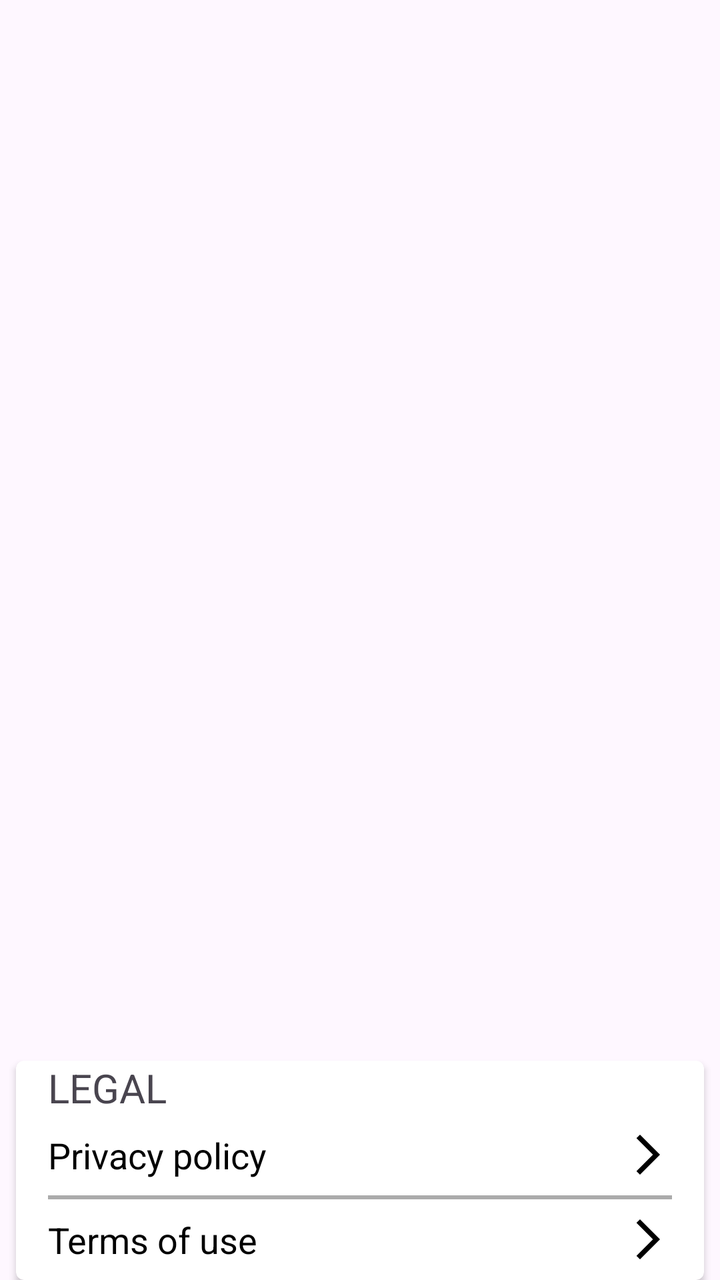
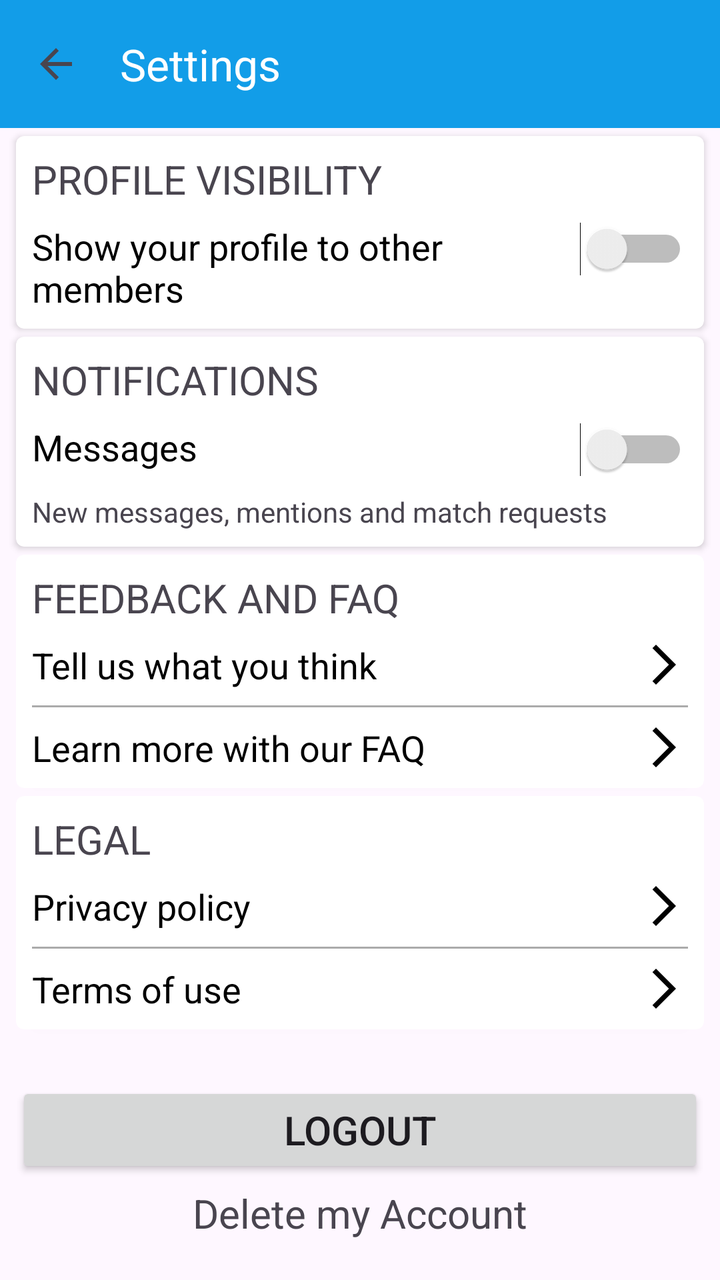

Compare the two renders of this Android layout. The source of the first and the diff that turns it into the second are given below.
<!-- AndroidManifest.xml: application theme Theme.MSApplication -->
<!-- res/layout/activity_settings.xml -->
<?xml version="1.0" encoding="utf-8"?>
<androidx.constraintlayout.widget.ConstraintLayout
    xmlns:android="http://schemas.android.com/apk/res/android"
    xmlns:app="http://schemas.android.com/apk/res-auto"
    xmlns:tools="http://schemas.android.com/tools"
    android:layout_width="match_parent"
    android:layout_height="match_parent"
    tools:context=".SettingsActivity"
    android:layout_marginVertical="16dp">



    <androidx.cardview.widget.CardView
        android:layout_width="match_parent"
        android:layout_height="wrap_content"
        android:layout_marginHorizontal="8dp"
        android:elevation="4dp"
        app:cardCornerRadius="4dp"
        app:layout_constraintBottom_toBottomOf="parent"
        app:layout_constraintStart_toStartOf="parent"
        app:layout_constraintEnd_toEndOf="parent">

        <LinearLayout
            android:layout_width="match_parent"
            android:layout_height="wrap_content"
            android:orientation="vertical"
            android:paddingHorizontal="16dp">
            <TextView
                android:layout_width="wrap_content"
                android:layout_height="wrap_content"
                android:text="LEGAL"
                android:textSize="20sp"/>

            <LinearLayout
                android:layout_width="match_parent"
                android:layout_height="wrap_content"
                android:orientation="horizontal"
                android:layout_marginVertical="8dp">

                <TextView
                    android:layout_width="wrap_content"
                    android:layout_height="wrap_content"
                    android:layout_weight="1"
                    android:text="Privacy policy"
                    android:textColor="@color/black"
                    android:textSize="18sp"/>

                <ImageButton
                    android:layout_width="wrap_content"
                    android:layout_height="wrap_content"
                    android:src="@drawable/ic_arrow_forward"
                    android:background="@color/white"
                    android:layout_gravity="end"/>
            </LinearLayout>

            <androidx.appcompat.widget.AppCompatImageView
                android:layout_width="match_parent"
                android:layout_height="2dp"
                android:alpha="0.5"
                android:background="#585858" />


            <LinearLayout
                android:layout_width="match_parent"
                android:layout_height="wrap_content"
                android:orientation="horizontal"
                android:layout_marginVertical="8dp">

                <TextView
                    android:layout_width="wrap_content"
                    android:layout_height="wrap_content"
                    android:layout_weight="1"
                    android:text="Terms of use"
                    android:textColor="@color/black"
                    android:textSize="18sp"/>

                <ImageButton
                    android:layout_width="wrap_content"
                    android:layout_height="wrap_content"
                    android:src="@drawable/ic_arrow_forward"
                    android:background="@color/white"
                    android:layout_gravity="end"/>
            </LinearLayout>
        </LinearLayout>
    </androidx.cardview.widget.CardView>


</androidx.constraintlayout.widget.ConstraintLayout>
<!-- resources referenced by this layout -->
<resources>
  <color name="black">#FF000000</color>
  <color name="white">#FFFFFFFF</color>
  <!-- drawable ic_arrow_forward (drawable) -->
  <vector android:autoMirrored="true" android:height="24dp"
      android:tint="#000000" android:viewportHeight="24"
      android:viewportWidth="24" android:width="24dp" xmlns:android="http://schemas.android.com/apk/res/android">
      <path android:fillColor="@android:color/white" android:pathData="M6.23,20.23l1.77,1.77l10,-10l-10,-10l-1.77,1.77l8.23,8.23z"/>
  </vector>
  <style name="Theme.MSApplication" parent="Base.Theme.MSApplication" />
  <style name="Base.Theme.MSApplication" parent="Theme.Material3.DayNight.NoActionBar">
          
          
          <item name="colorPrimary">@color/Cinnabar</item>
          <item name="colorPrimaryVariant">@color/Jaffa</item>
          <item name="android:statusBarColor">@color/PrimaryColor</item>
      </style>
  <color name="Cinnabar">#129DE8</color>
  <color name="Jaffa">#129DE8</color>
  <color name="PrimaryColor">#129DE8</color>
</resources>

<!-- the commit's change to res/layout/activity_settings.xml (unified diff, before → after) -->
@@ -5,18 +5,32 @@
     xmlns:tools="http://schemas.android.com/tools"
     android:layout_width="match_parent"
     android:layout_height="match_parent"
-    tools:context=".SettingsActivity"
-    android:layout_marginVertical="16dp">
-
-
+    tools:context=".SettingsActivity">
+
+    <androidx.appcompat.widget.Toolbar
+        android:id="@+id/toolbar"
+        android:layout_width="match_parent"
+        android:layout_height="?attr/actionBarSize"
+        android:background="?attr/colorPrimary"
+        android:elevation="4dp"
+        app:layout_collapseMode="pin"
+        app:layout_constraintEnd_toEndOf="parent"
+        app:layout_constraintStart_toStartOf="parent"
+        app:layout_constraintTop_toTopOf="parent"
+        app:navigationIcon="?android:attr/homeAsUpIndicator"
+        app:title="Settings"
+        app:titleTextColor="@android:color/white"/>
 
     <androidx.cardview.widget.CardView
-        android:layout_width="match_parent"
-        android:layout_height="wrap_content"
-        android:layout_marginHorizontal="8dp"
+        android:id="@+id/profileVisibility"
+        android:layout_width="match_parent"
+        android:layout_height="wrap_content"
+        android:layout_marginHorizontal="8dp"
+        android:layout_marginVertical="4dp"
+        android:paddingTop="16dp"
         android:elevation="4dp"
         app:cardCornerRadius="4dp"
-        app:layout_constraintBottom_toBottomOf="parent"
+        app:layout_constraintTop_toBottomOf="@id/toolbar"
         app:layout_constraintStart_toStartOf="parent"
         app:layout_constraintEnd_toEndOf="parent">
 
@@ -24,11 +38,12 @@
             android:layout_width="match_parent"
             android:layout_height="wrap_content"
             android:orientation="vertical"
-            android:paddingHorizontal="16dp">
+            android:paddingHorizontal="8dp">
             <TextView
                 android:layout_width="wrap_content"
                 android:layout_height="wrap_content"
-                android:text="LEGAL"
+                android:text="PROFILE VISIBILITY"
+                android:layout_marginTop="8dp"
                 android:textSize="20sp"/>
 
             <LinearLayout
@@ -41,7 +56,110 @@
                     android:layout_width="wrap_content"
                     android:layout_height="wrap_content"
                     android:layout_weight="1"
-                    android:text="Privacy policy"
+                    android:text="Show your profile to other members"
+                    android:textColor="@color/black"
+                    android:textSize="18sp"/>
+
+               <Switch
+                   android:layout_width="wrap_content"
+                   android:layout_height="wrap_content"
+                   android:layout_gravity="end" />
+
+            </LinearLayout>
+
+        </LinearLayout>
+    </androidx.cardview.widget.CardView>
+
+    <androidx.cardview.widget.CardView
+        android:id="@+id/notifications"
+        android:layout_width="match_parent"
+        android:layout_height="wrap_content"
+        android:layout_marginHorizontal="8dp"
+        android:layout_marginVertical="4dp"
+        android:elevation="4dp"
+        app:cardCornerRadius="4dp"
+        app:layout_constraintTop_toBottomOf="@id/profileVisibility"
+        app:layout_constraintStart_toStartOf="parent"
+        app:layout_constraintEnd_toEndOf="parent">
+
+        <LinearLayout
+            android:layout_width="match_parent"
+            android:layout_height="wrap_content"
+            android:orientation="vertical"
+            android:paddingHorizontal="8dp">
+            <TextView
+                android:layout_width="wrap_content"
+                android:layout_height="wrap_content"
+                android:layout_marginTop="8dp"
+                android:text="NOTIFICATIONS"
+                android:textSize="20sp"/>
+
+            <LinearLayout
+                android:layout_width="match_parent"
+                android:layout_height="wrap_content"
+                android:orientation="horizontal"
+                android:layout_marginVertical="8dp">
+
+                <TextView
+                    android:layout_width="wrap_content"
+                    android:layout_height="wrap_content"
+                    android:layout_weight="1"
+                    android:text="Messages"
+                    android:textColor="@color/black"
+                    android:textSize="18sp"/>
+
+                <Switch
+                    android:layout_width="wrap_content"
+                    android:layout_height="wrap_content"
+                    android:layout_gravity="end" />
+
+            </LinearLayout>
+
+            <TextView
+                android:layout_width="match_parent"
+                android:layout_height="wrap_content"
+                android:layout_marginBottom="8dp"
+                android:text="New messages, mentions and match requests"/>
+
+        </LinearLayout>
+    </androidx.cardview.widget.CardView>
+
+    <androidx.cardview.widget.CardView
+        android:id="@+id/feedback_faq"
+        android:layout_width="match_parent"
+        android:layout_height="wrap_content"
+        android:layout_marginHorizontal="8dp"
+        android:layout_marginVertical="4dp"
+
+        android:elevation="4dp"
+        app:cardCornerRadius="4dp"
+        app:layout_constraintTop_toBottomOf="@id/notifications"
+        app:layout_constraintStart_toStartOf="parent"
+        app:layout_constraintEnd_toEndOf="parent">
+
+        <LinearLayout
+            android:layout_width="match_parent"
+            android:layout_height="wrap_content"
+            android:orientation="vertical"
+            android:paddingHorizontal="8dp">
+            <TextView
+                android:layout_width="wrap_content"
+                android:layout_height="wrap_content"
+                android:layout_marginTop="8dp"
+                android:text="FEEDBACK AND FAQ"
+                android:textSize="20sp"/>
+
+            <LinearLayout
+                android:layout_width="match_parent"
+                android:layout_height="wrap_content"
+                android:orientation="horizontal"
+                android:layout_marginVertical="8dp">
+
+                <TextView
+                    android:layout_width="wrap_content"
+                    android:layout_height="wrap_content"
+                    android:layout_weight="1"
+                    android:text="Tell us what you think"
                     android:textColor="@color/black"
                     android:textSize="18sp"/>
 
@@ -55,7 +173,7 @@
 
             <androidx.appcompat.widget.AppCompatImageView
                 android:layout_width="match_parent"
-                android:layout_height="2dp"
+                android:layout_height="1dp"
                 android:alpha="0.5"
                 android:background="#585858" />
 
@@ -70,7 +188,7 @@
                     android:layout_width="wrap_content"
                     android:layout_height="wrap_content"
                     android:layout_weight="1"
-                    android:text="Terms of use"
+                    android:text="Learn more with our FAQ"
                     android:textColor="@color/black"
                     android:textSize="18sp"/>
 
@@ -84,5 +202,107 @@
         </LinearLayout>
     </androidx.cardview.widget.CardView>
 
+    <androidx.cardview.widget.CardView
+        android:id="@+id/legal_card_view"
+        android:layout_width="match_parent"
+        android:layout_height="wrap_content"
+        android:layout_marginHorizontal="8dp"
+        android:layout_marginVertical="4dp"
+        android:elevation="4dp"
+        app:cardCornerRadius="4dp"
+        app:layout_constraintTop_toBottomOf="@id/feedback_faq"
+        app:layout_constraintStart_toStartOf="parent"
+        app:layout_constraintEnd_toEndOf="parent">
+
+        <LinearLayout
+            android:layout_width="match_parent"
+            android:layout_height="wrap_content"
+            android:orientation="vertical"
+            android:paddingHorizontal="8dp">
+            <TextView
+                android:layout_width="wrap_content"
+                android:layout_height="wrap_content"
+                android:layout_marginTop="8dp"
+                android:text="LEGAL"
+                android:textSize="20sp"/>
+
+            <LinearLayout
+                android:layout_width="match_parent"
+                android:layout_height="wrap_content"
+                android:orientation="horizontal"
+                android:layout_marginVertical="8dp">
+
+                <TextView
+                    android:layout_width="wrap_content"
+                    android:layout_height="wrap_content"
+                    android:layout_weight="1"
+                    android:text="Privacy policy"
+                    android:textColor="@color/black"
+                    android:textSize="18sp"/>
+
+                <ImageButton
+                    android:layout_width="wrap_content"
+                    android:layout_height="wrap_content"
+                    android:src="@drawable/ic_arrow_forward"
+                    android:background="@color/white"
+                    android:layout_gravity="end"/>
+            </LinearLayout>
+
+            <androidx.appcompat.widget.AppCompatImageView
+                android:layout_width="match_parent"
+                android:layout_height="1dp"
+                android:alpha="0.5"
+                android:background="#585858" />
+
+
+            <LinearLayout
+                android:layout_width="match_parent"
+                android:layout_height="wrap_content"
+                android:orientation="horizontal"
+                android:layout_marginVertical="8dp">
+
+                <TextView
+                    android:layout_width="wrap_content"
+                    android:layout_height="wrap_content"
+                    android:layout_weight="1"
+                    android:text="Terms of use"
+                    android:textColor="@color/black"
+                    android:textSize="18sp"/>
+
+                <ImageButton
+                    android:layout_width="wrap_content"
+                    android:layout_height="wrap_content"
+                    android:src="@drawable/ic_arrow_forward"
+                    android:background="@color/white"
+                    android:layout_gravity="end"/>
+            </LinearLayout>
+        </LinearLayout>
+    </androidx.cardview.widget.CardView>
+
+    <Button
+        android:id="@+id/logout_btn"
+        android:layout_width="match_parent"
+        android:layout_height="wrap_content"
+        app:layout_constraintStart_toStartOf="parent"
+        app:layout_constraintEnd_toEndOf="parent"
+        app:layout_constraintBottom_toTopOf="@id/delete_account_tv"
+        android:layout_marginHorizontal="8dp"
+        android:layout_marginVertical="4dp"
+        android:text="Logout"
+        android:textSize="20sp"/>
+
+    <TextView
+        android:id="@+id/delete_account_tv"
+        android:layout_width="match_parent"
+        android:layout_height="wrap_content"
+        app:layout_constraintStart_toStartOf="parent"
+        app:layout_constraintEnd_toEndOf="parent"
+        app:layout_constraintBottom_toBottomOf="parent"
+        android:layout_marginHorizontal="8dp"
+        android:layout_marginVertical="4dp"
+        android:gravity="center"
+        android:textSize="20sp"
+        android:text="Delete my Account"
+        android:paddingBottom="16dp"/>
 
 </androidx.constraintlayout.widget.ConstraintLayout>
